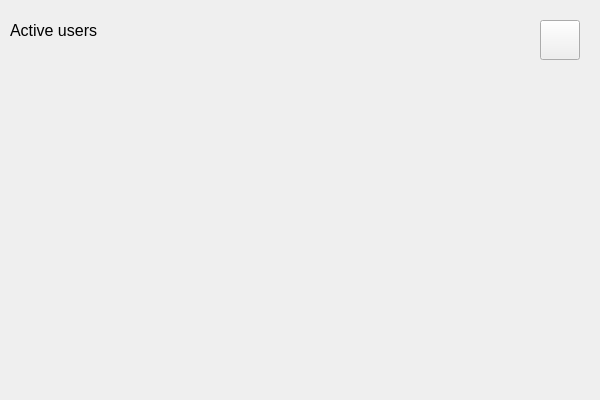
Above: LoginPanel/loginpanel.ui from piotrst99/LoginPanel-Qt before the change. Below: the same form after it.
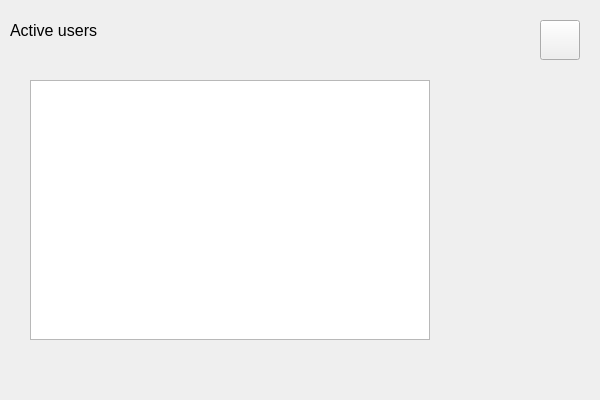
That is the form after the change.

```diff
--- a/LoginPanel/loginpanel.ui
+++ b/LoginPanel/loginpanel.ui
@@ -1363,6 +1363,16 @@
        <string>Active users</string>
       </property>
      </widget>
+     <widget class="QTableWidget" name="userTableWidget">
+      <property name="geometry">
+       <rect>
+        <x>30</x>
+        <y>80</y>
+        <width>400</width>
+        <height>260</height>
+       </rect>
+      </property>
+     </widget>
     </widget>
    </widget>
   </widget>
```
